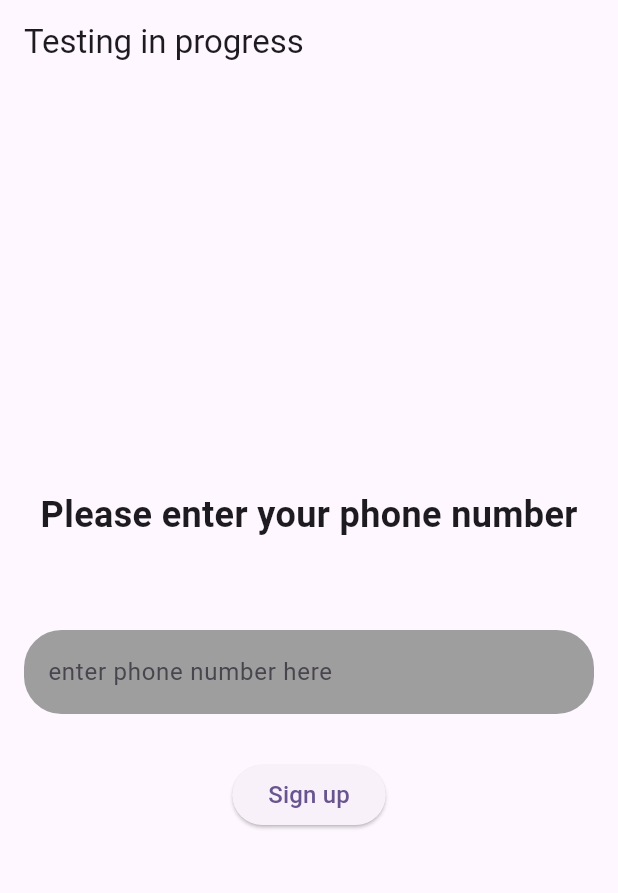
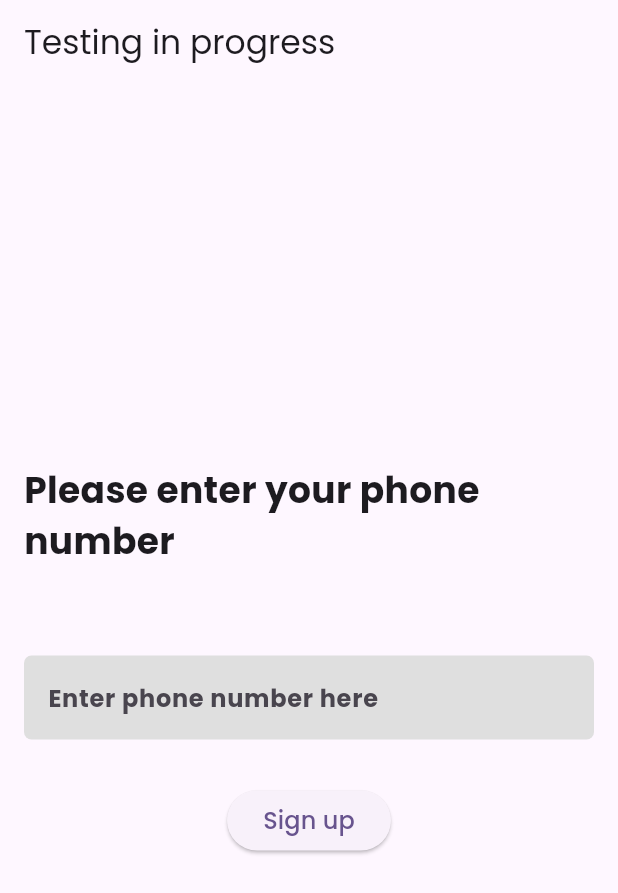
Before and after one commit to sortascary/pesanbuku_app, a Flutter app: the screen it shows after launch, on a phone screen of 412 x 824 dp. Shown: the top 893 px of the screen. Run offline on Flutter 3.47's test engine with Material 3 defaults, Android fonts, the phone set to English and light mode, and no system bars; our stand-ins replace firebase_auth, firebase_core, get; accounts and stored records are empty.

Commit message:
[DZ] style:new font and textfield

```diff
--- a/lib/Pages/test_register_page.dart
+++ b/lib/Pages/test_register_page.dart
@@ -28,16 +28,19 @@ class TestRegisterPage extends StatelessWidget {
             SizedBox(height: 60.0,),
             TextField(
               controller: registerController.PhoneController,
+              style: TextStyle(
+                fontWeight: FontWeight.bold,
+              ),
               decoration: InputDecoration(
-                hintText: "enter phone number here",
+                hintText: "Enter phone number here",
                 filled: true,
-                fillColor: Colors.grey,
+                fillColor: const Color(0xFFDFDFDF),
                 border: OutlineInputBorder(
-                  borderRadius: BorderRadius.circular(25.0),
+                  borderRadius: BorderRadius.circular(5.0),
                   borderSide: BorderSide.none
                   ),
                 focusedBorder: OutlineInputBorder(
-                  borderRadius: BorderRadius.circular(25.0),
+                  borderRadius: BorderRadius.circular(5.0),
                   borderSide: BorderSide.none
                   ),
               ),
--- a/lib/main.dart
+++ b/lib/main.dart
@@ -26,6 +26,7 @@ class MyApp extends StatelessWidget {
       theme: ThemeData(
         colorScheme: ColorScheme.fromSeed(seedColor: Colors.deepPurple),
         useMaterial3: true,
+        fontFamily: 'Poppins',
       ),
       initialRoute: MyRoutes.testR,
       getPages: AppPages.pages,
```
Also changed, not shown: lib/Contollers/test_register_controller.dart (+14 -4 lines), lib/Widgets/myTextField.dart (+52 -0 lines), pubspec.yaml (+20 -2 lines), assets/fonts/Poppins-Bold.ttf (added), assets/fonts/Poppins-BoldItalic.ttf (added), assets/fonts/Poppins-ExtraBold.ttf (added), assets/fonts/Poppins-ExtraBoldItalic.ttf (added), assets/fonts/Poppins-Medium.ttf (added), assets/fonts/Poppins-MediumItalic.ttf (added), assets/fonts/Poppins-Regular.ttf (added), assets/fonts/Poppins-SemiBold.ttf (added), assets/fonts/Poppins-SemiBoldItalic.ttf (added), 1 other file.
